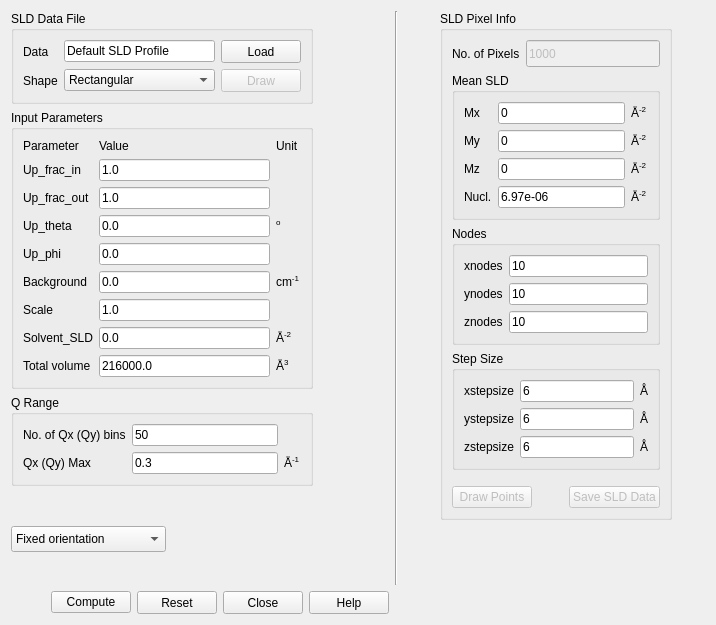
Before: the Qt Designer form src/sas/qtgui/Calculators/UI/GenericScatteringCalculator.ui in SasView/sasview, drawn with Qt 5.
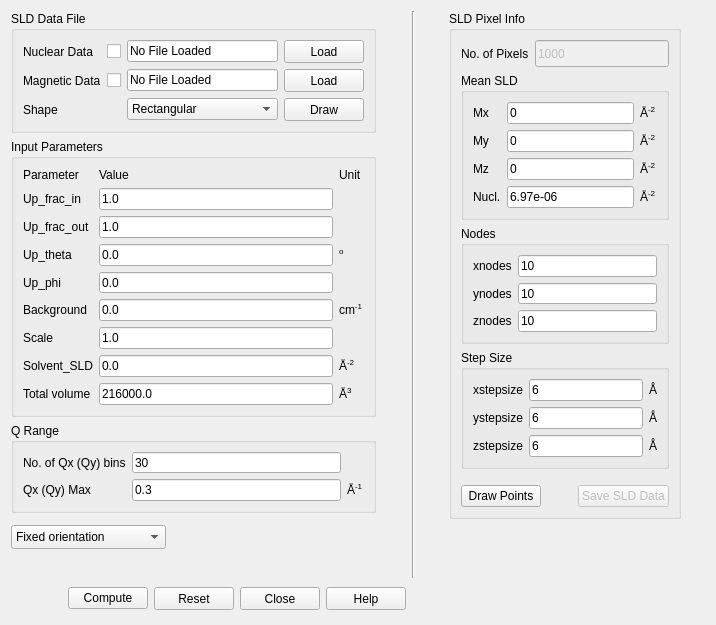
After: the same form once the commit is applied. Icons and pictures are not drawn.

```diff
--- a/src/sas/qtgui/Calculators/UI/GenericScatteringCalculator.ui
+++ b/src/sas/qtgui/Calculators/UI/GenericScatteringCalculator.ui
@@ -51,7 +51,7 @@
       <item row="0" column="0">
        <layout class="QGridLayout" name="gridLayout">
         <item row="0" column="0">
-         <widget class="QLabel" name="lblData">
+         <widget class="QLabel" name="lblNucData">
           <property name="font">
            <font>
             <weight>50</weight>
@@ -59,43 +59,50 @@
            </font>
           </property>
           <property name="toolTip">
-           <string>&lt;html&gt;&lt;head/&gt;&lt;body&gt;&lt;p&gt;Data used to simulate SANS.&lt;/p&gt;&lt;/body&gt;&lt;/html&gt;</string>
+           <string>&lt;html&gt;&lt;head/&gt;&lt;body&gt;&lt;p&gt;Nuclear data used to simulate SANS.&lt;/p&gt;&lt;/body&gt;&lt;/html&gt;</string>
           </property>
           <property name="text">
-           <string>Data</string>
+           <string>Nuclear Data</string>
           </property>
          </widget>
         </item>
         <item row="0" column="1">
-         <widget class="QLineEdit" name="txtData">
-          <property name="sizePolicy">
-           <sizepolicy hsizetype="Preferred" vsizetype="Fixed">
-            <horstretch>0</horstretch>
-            <verstretch>0</verstretch>
-           </sizepolicy>
-          </property>
-          <property name="minimumSize">
-           <size>
-            <width>151</width>
-            <height>0</height>
-           </size>
-          </property>
-          <property name="font">
-           <font>
-            <weight>50</weight>
-            <bold>false</bold>
-           </font>
-          </property>
-          <property name="toolTip">
-           <string>Display name of loaded datafile.</string>
-          </property>
+         <widget class="QCheckBox" name="checkboxNucData">
           <property name="text">
-           <string>Default SLD Profile</string>
+           <string></string>
           </property>
          </widget>
         </item>
         <item row="0" column="2">
-         <widget class="QPushButton" name="cmdLoad">
+         <widget class="QLineEdit" name="txtNucData">
+          <property name="sizePolicy">
+           <sizepolicy hsizetype="Preferred" vsizetype="Fixed">
+            <horstretch>0</horstretch>
+            <verstretch>0</verstretch>
+           </sizepolicy>
+          </property>
+          <property name="minimumSize">
+           <size>
+            <width>151</width>
+            <height>0</height>
+           </size>
+          </property>
+          <property name="font">
+           <font>
+            <weight>50</weight>
+            <bold>false</bold>
+           </font>
+          </property>
+          <property name="toolTip">
+           <string>Display name of loaded datafile.</string>
+          </property>
+          <property name="text">
+           <string>No File Loaded</string>
+          </property>
+         </widget>
+        </item>
+        <item row="0" column="3">
+         <widget class="QPushButton" name="cmdNucLoad">
           <property name="sizePolicy">
            <sizepolicy hsizetype="Minimum" vsizetype="Fixed">
             <horstretch>0</horstretch>
@@ -115,7 +122,7 @@
            </font>
           </property>
           <property name="toolTip">
-           <string>&lt;html&gt;&lt;head/&gt;&lt;body&gt;&lt;p&gt;Only .txt, .omf, .sld and .pdb datafile formats are supported. &lt;/p&gt;&lt;p&gt;Load data and generate 3D plots in real space.&lt;/p&gt;&lt;/body&gt;&lt;/html&gt;</string>
+           <string>&lt;html&gt;&lt;head/&gt;&lt;body&gt;&lt;p&gt;Only .txt, .sld and .pdb datafile formats are supported. &lt;/p&gt;&lt;p&gt;Load Nuclear sld data.&lt;/p&gt;&lt;/body&gt;&lt;/html&gt;</string>
           </property>
           <property name="text">
            <string>Load</string>
@@ -126,6 +133,88 @@
          </widget>
         </item>
         <item row="1" column="0">
+         <widget class="QLabel" name="lblMagData">
+          <property name="font">
+           <font>
+            <weight>50</weight>
+            <bold>false</bold>
+           </font>
+          </property>
+          <property name="toolTip">
+           <string>&lt;html&gt;&lt;head/&gt;&lt;body&gt;&lt;p&gt;Magnetic data used to simulate SANS.&lt;/p&gt;&lt;/body&gt;&lt;/html&gt;</string>
+          </property>
+          <property name="text">
+           <string>Magnetic Data</string>
+          </property>
+         </widget>
+        </item>
+        <item row="1" column="1">
+         <widget class="QCheckBox" name="checkboxMagData">
+          <property name="text">
+           <string></string>
+          </property>
+         </widget>
+        </item>
+        <item row="1" column="2">
+         <widget class="QLineEdit" name="txtMagData">
+          <property name="sizePolicy">
+           <sizepolicy hsizetype="Preferred" vsizetype="Fixed">
+            <horstretch>0</horstretch>
+            <verstretch>0</verstretch>
+           </sizepolicy>
+          </property>
+          <property name="minimumSize">
+           <size>
+            <width>151</width>
+            <height>0</height>
+           </size>
+          </property>
+          <property name="font">
+           <font>
+            <weight>50</weight>
+            <bold>false</bold>
+           </font>
+          </property>
+          <property name="toolTip">
+           <string>Display name of loaded datafile.</string>
+          </property>
+          <property name="text">
+           <string>No File Loaded</string>
+          </property>
+         </widget>
+        </item>
+        <item row="1" column="3">
+         <widget class="QPushButton" name="cmdMagLoad">
+          <property name="sizePolicy">
+           <sizepolicy hsizetype="Minimum" vsizetype="Fixed">
+            <horstretch>0</horstretch>
+            <verstretch>0</verstretch>
+           </sizepolicy>
+          </property>
+          <property name="minimumSize">
+           <size>
+            <width>80</width>
+            <height>23</height>
+           </size>
+          </property>
+          <property name="font">
+           <font>
+            <weight>50</weight>
+            <bold>false</bold>
+           </font>
+          </property>
+          <property name="toolTip">
+           <string>&lt;html&gt;&lt;head/&gt;&lt;body&gt;&lt;p&gt;Only .txt, .omf and.sld datafile formats are supported. &lt;/p&gt;&lt;p&gt;Load Magnetic sld data.&lt;/p&gt;&lt;/body&gt;&lt;/html&gt;</string>
+          </property>
+          <property name="text">
+           <string>Load</string>
+          </property>
+          <property name="autoDefault">
+           <bool>false</bool>
+          </property>
+         </widget>
+        </item>
+        <item row="2" column="0">
          <widget class="QLabel" name="lblShape">
           <property name="font">
            <font>
@@ -141,7 +230,7 @@
           </property>
          </widget>
         </item>
-        <item row="1" column="1">
+        <item row="2" column="2">
          <widget class="QComboBox" name="cbShape">
           <property name="sizePolicy">
            <sizepolicy hsizetype="Preferred" vsizetype="Fixed">
@@ -165,10 +254,10 @@
           </item>
          </widget>
         </item>
-        <item row="1" column="2">
+        <item row="2" column="3">
          <widget class="QPushButton" name="cmdDraw">
           <property name="enabled">
-           <bool>false</bool>
+           <bool>true</bool>
           </property>
           <property name="sizePolicy">
            <sizepolicy hsizetype="Minimum" vsizetype="Fixed">
@@ -770,7 +859,7 @@
       <item row="5" column="0" colspan="2">
        <widget class="QPushButton" name="cmdDrawpoints">
         <property name="enabled">
-         <bool>false</bool>
+         <bool>true</bool>
         </property>
         <property name="sizePolicy">
          <sizepolicy hsizetype="Minimum" vsizetype="Fixed">
@@ -1221,7 +1310,7 @@
            </font>
           </property>
           <property name="toolTip">
-           <string>&lt;html&gt;&lt;head/&gt;&lt;body&gt;&lt;p&gt;Default total volume calculated from the pizel information (or natural density for pdb file)&lt;/p&gt;&lt;/body&gt;&lt;/html&gt;</string>
+           <string>&lt;html&gt;&lt;head/&gt;&lt;body&gt;&lt;p&gt;Default total volume calculated from the pixel information (or natural density for pdb file)&lt;/p&gt;&lt;/body&gt;&lt;/html&gt;</string>
           </property>
           <property name="text">
            <string>216000.0</string>
@@ -1345,7 +1434,7 @@
            </font>
           </property>
           <property name="text">
-           <string>50</string>
+           <string>30</string>
           </property>
          </widget>
         </item>
@@ -1593,6 +1682,34 @@
      </item>
     </layout>
    </item>
+   <item row="7" column="5">
+    <widget class="QLabel" name="lblVerifyError">
+      <property name="font">
+        <font>
+        <weight>50</weight>
+        <bold>false</bold>
+        </font>
+      </property>
+      <property name="toolTip">
+        <string>Verification Error</string>
+      </property>
+      <property name="text">
+        <string></string>
+      </property>
+      <property name="wordWrap">
+        <bool>true</bool>
+      </property>
+      <property name="alignment">
+        <enum>Qt::AlignHCenter</enum>
+      </property>
+      <property name="minimumSize">
+        <size>
+        <width>0</width>
+        <height>30</height>
+        </size>
+      </property>
+    </widget>
+   </item>
   </layout>
  </widget>
  <resources/>
```
